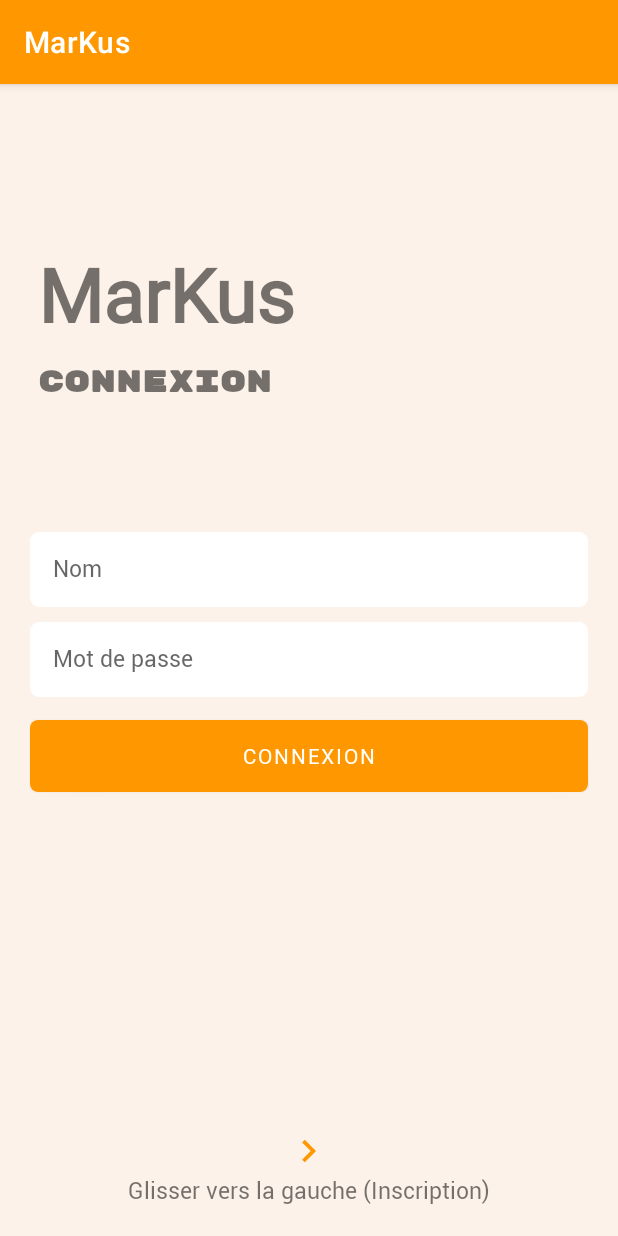
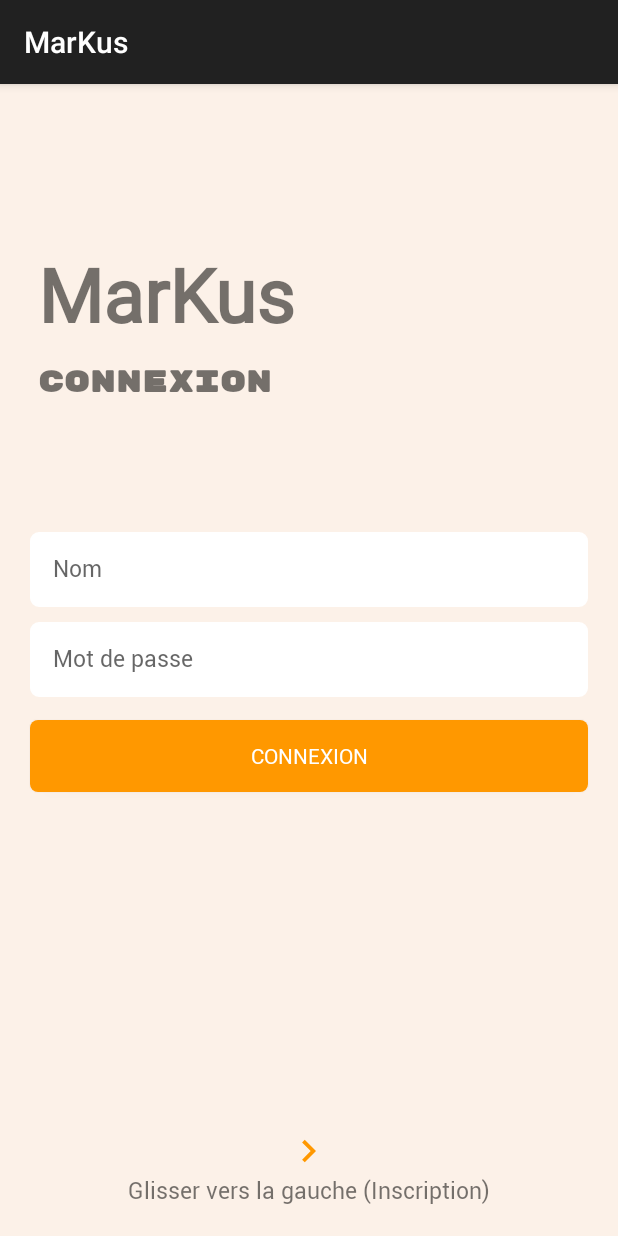
Before and after one commit to jademorin02/ProjetApplicationMobile, an Android app: the fragment fragment_login shown on its own in the app's theme, on a phone screen of 412 x 824 dp. Run offline under Robolectric (Android 15) with nearby library versions, the phone set to English and light mode, and no system bars.

Commit message:
bug color - Darkmode

```diff
--- a/app/src/main/AndroidManifest.xml
+++ b/app/src/main/AndroidManifest.xml
@@ -17,7 +17,7 @@
         android:label="MarKus"
         android:networkSecurityConfig="@xml/configuration_reseau"
         android:supportsRtl="true"
-        android:theme="@style/Theme.ProjetApplicationMobileMarKus"
+        android:theme="@style/Theme.AppCompat.DayNight.DarkActionBar"
         android:usesCleartextTraffic="true"
         tools:targetApi="31">
 
--- a/app/src/main/java/com/example/projetapplicationmobilemarkus/Activity_AjoutMotif.java
+++ b/app/src/main/java/com/example/projetapplicationmobilemarkus/Activity_AjoutMotif.java
@@ -41,8 +41,6 @@ public class Activity_AjoutMotif extends AppCompatActivity {
 
     //DÉCLARATIONS
 
-//    UnityPlayer m_UnityPlayer;
-
     EditText ETNomMotifAjout, ETImageAjout, ETDateMotifAjout, ETCreateurMotifAjout, ETJsonMotifAjout;
     ImageButton imgBtnFichierImg;
     ImageView IVPreviewImage;
@@ -64,6 +62,8 @@ public class Activity_AjoutMotif extends AppCompatActivity {
     protected void onCreate(Bundle savedInstanceState) {
         super.onCreate(savedInstanceState);
         setContentView(R.layout.activity_ajout_motif);
+
+
 
         //FINDVIEWBYID ---------------------------------------------
         //BUTTON - IMAGEBUTTON
--- a/app/src/main/res/drawable/btn_custom.xml
+++ b/app/src/main/res/drawable/btn_custom.xml
@@ -3,7 +3,7 @@
     android:padding="10dp"
     android:shape="rectangle" >
 
-    <solid android:color="@color/orange" />
+    <solid android:color="@color/orange_light" />
 
     <corners
         android:bottomLeftRadius="5dp"
--- a/app/src/main/res/drawable/et_custom.xml
+++ b/app/src/main/res/drawable/et_custom.xml
@@ -3,11 +3,11 @@
         android:padding="10dp"
         android:shape="rectangle" >
 
-        <solid android:color="@color/white" />
+        <solid android:color="@color/white_light" />
 
         <stroke
             android:width="1dp"
-            android:color="@color/white" />
+            android:color="@color/white_light" />
 
         <corners
             android:bottomLeftRadius="5dp"
--- a/app/src/main/res/drawable/ic_fleche_droit.xml
+++ b/app/src/main/res/drawable/ic_fleche_droit.xml
@@ -1,6 +1,6 @@
 <?xml version="1.0" encoding="utf-8"?>
 <vector android:height="24dp"
-    android:tint="@color/orange"
+    android:tint="@color/orange_light"
     android:viewportHeight="24.0"
     android:viewportWidth="24.0"
     android:width="24dp"
--- a/app/src/main/res/drawable/ic_fleche_gauche.xml
+++ b/app/src/main/res/drawable/ic_fleche_gauche.xml
@@ -1,6 +1,6 @@
 <?xml version="1.0" encoding="utf-8"?>
 <vector android:height="24dp"
-    android:tint="@color/orange"
+    android:tint="@color/orange_light"
     android:viewportHeight="24.0"
     android:viewportWidth="24.0"
     android:width="24dp"
--- a/app/src/main/res/drawable/ic_launcher_background.xml
+++ b/app/src/main/res/drawable/ic_launcher_background.xml
@@ -5,7 +5,7 @@
     android:viewportWidth="108"
     android:viewportHeight="108">
     <path
-        android:fillColor="@color/orange"
+        android:fillColor="@color/orange_light"
         android:pathData="M0,0h108v108h-108z" />
     <path
         android:fillColor="#00000000"
--- a/app/src/main/res/layout/activity_ajout_motif.xml
+++ b/app/src/main/res/layout/activity_ajout_motif.xml
@@ -55,7 +55,7 @@
                     android:id="@+id/ImgBtnUnity"
                     android:layout_width="wrap_content"
                     android:layout_height="80dp"
-                    android:backgroundTint="@color/orange"
+                    android:backgroundTint="@color/orange_light"
                     android:src="@drawable/ic_videogame_foreground"
                     android:text="Créer un motif dans Unity" />
 
--- a/app/src/main/res/layout/activity_catalogue.xml
+++ b/app/src/main/res/layout/activity_catalogue.xml
@@ -57,7 +57,7 @@
                 android:id="@+id/BtnAjouterCatalogue"
                 android:layout_width="wrap_content"
                 android:layout_height="wrap_content"
-                android:backgroundTint="#FF9800"
+                android:backgroundTint="@color/orange_light"
                 android:onClick="clickAjoutCatalogue"
                 android:text="Ajouter" />
 
--- a/app/src/main/res/layout/activity_connexion.xml
+++ b/app/src/main/res/layout/activity_connexion.xml
@@ -37,7 +37,7 @@
         app:layout_constraintEnd_toEndOf="parent"
         app:layout_constraintStart_toStartOf="parent"
         app:layout_constraintTop_toTopOf="parent"
-        app:tint="@color/white" />
+        app:tint="@color/white_light" />
 
 
 </androidx.constraintlayout.motion.widget.MotionLayout>
--- a/app/src/main/res/layout/activity_modifier.xml
+++ b/app/src/main/res/layout/activity_modifier.xml
@@ -56,7 +56,7 @@
                     android:id="@+id/ImgBtnUnity"
                     android:layout_width="wrap_content"
                     android:layout_height="80dp"
-                    android:backgroundTint="@color/orange"
+                    android:backgroundTint="@color/orange_light"
                     android:src="@drawable/ic_videogame_foreground"
                     android:text="Créer un motif dans Unity" />
 
--- a/app/src/main/res/layout/fragment_login.xml
+++ b/app/src/main/res/layout/fragment_login.xml
@@ -4,7 +4,7 @@
         android:id="@+id/RVLogin"
         android:layout_width="match_parent"
         android:layout_height="match_parent"
-        android:background="@color/beige"
+        android:background="@color/beige_light"
         tools:context=".fragment_login">
 
     <!-- ______________________ SECTION TITRE LOGIN ______________________-->
@@ -45,7 +45,7 @@
         android:layout_marginStart="25dp"
         android:layout_marginBottom="25dp"
         android:fontFamily="@font/roboto_regular"
-        android:textColor="@color/red"
+        android:textColor="@color/red_light"
         android:textSize="18sp"
         android:textStyle="bold" />
 
--- a/app/src/main/res/layout/fragment_register.xml
+++ b/app/src/main/res/layout/fragment_register.xml
@@ -3,7 +3,7 @@
     xmlns:tools="http://schemas.android.com/tools"
     android:layout_width="match_parent"
     android:layout_height="match_parent"
-    android:background="@color/beige"
+    android:background="@color/beige_light"
     android:orientation="vertical"
     tools:context=".fragment_register">
 
@@ -44,7 +44,7 @@
         android:layout_marginTop="30dp"
         android:layout_marginBottom="25dp"
         android:fontFamily="@font/roboto_regular"
-        android:textColor="@color/red"
+        android:textColor="@color/red_light"
         android:textSize="18sp"
         android:textStyle="bold" />
 
--- a/app/src/main/res/values-night/themes.xml
+++ /dev/null
@@ -1,16 +0,0 @@
-<resources xmlns:tools="http://schemas.android.com/tools">
-    <!-- Base application theme. -->
-    <style name="Theme.ProjetApplicationMobileMarKus" parent="Theme.MaterialComponents.DayNight.DarkActionBar">
-        <!-- Primary brand color. -->
-        <item name="colorPrimary">@color/purple_200</item>
-        <item name="colorPrimaryVariant">@color/purple_700</item>
-        <item name="colorOnPrimary">@color/black</item>
-        <!-- Secondary brand color. -->
-        <item name="colorSecondary">@color/teal_200</item>
-        <item name="colorSecondaryVariant">@color/teal_200</item>
-        <item name="colorOnSecondary">@color/black</item>
-        <!-- Status bar color. -->
-        <item name="android:statusBarColor">?attr/colorPrimaryVariant</item>
-        <!-- Customize your theme here. -->
-    </style>
-</resources>
--- a/app/src/main/res/values/colors.xml
+++ b/app/src/main/res/values/colors.xml
@@ -1,14 +1,10 @@
 <?xml version="1.0" encoding="utf-8"?>
 <resources>
-    <color name="purple_200">#FFBB86FC</color>
-    <color name="purple_500">#FF6200EE</color>
-    <color name="purple_700">#FF3700B3</color>
-    <color name="teal_200">#FF03DAC5</color>
-    <color name="teal_700">#FF018786</color>
-    <color name="black">#FF000000</color>
-    <color name="white">#FFFFFFFF</color>
-    <color name="red">#F44336</color>
-    <color name="red_pale">#9FEDA09B</color>
-    <color name="orange">#FF9800</color>
-    <color name="beige">#DFFDF1E6</color>
+    <!--  Light theme  -->
+        <color name="black_light">#FF000000</color>
+        <color name="white_light">#FFFFFFFF</color>
+        <color name="red_light">#F44336</color>
+        <color name="red_pale_light">#9FEDA09B</color>
+        <color name="orange_light">#FF9800</color>
+        <color name="beige_light">#DFFDF1E6</color>
 </resources>
--- a/app/src/main/res/values/themes.xml
+++ b/app/src/main/res/values/themes.xml
@@ -3,9 +3,9 @@
     <style name="Theme.ProjetApplicationMobileMarKus" parent="Theme.MaterialComponents.DayNight.DarkActionBar">
         <!-- Base application theme. -->
         <!-- Customize your theme here. -->
-        <item name="colorPrimary">@color/orange</item>
-        <item name="colorPrimaryDark">@color/orange</item>
-        <item name="colorAccent">@color/orange</item>
+        <item name="colorPrimary">@color/orange_light</item>
+        <item name="colorPrimaryDark">@color/orange_light</item>
+        <item name="colorAccent">@color/orange_light</item>
     </style>
 
 
@@ -13,4 +13,5 @@
         <item name="windowActionBar">false</item>
         <item name="windowNoTitle">true</item>
     </style>
+
 </resources>
```
